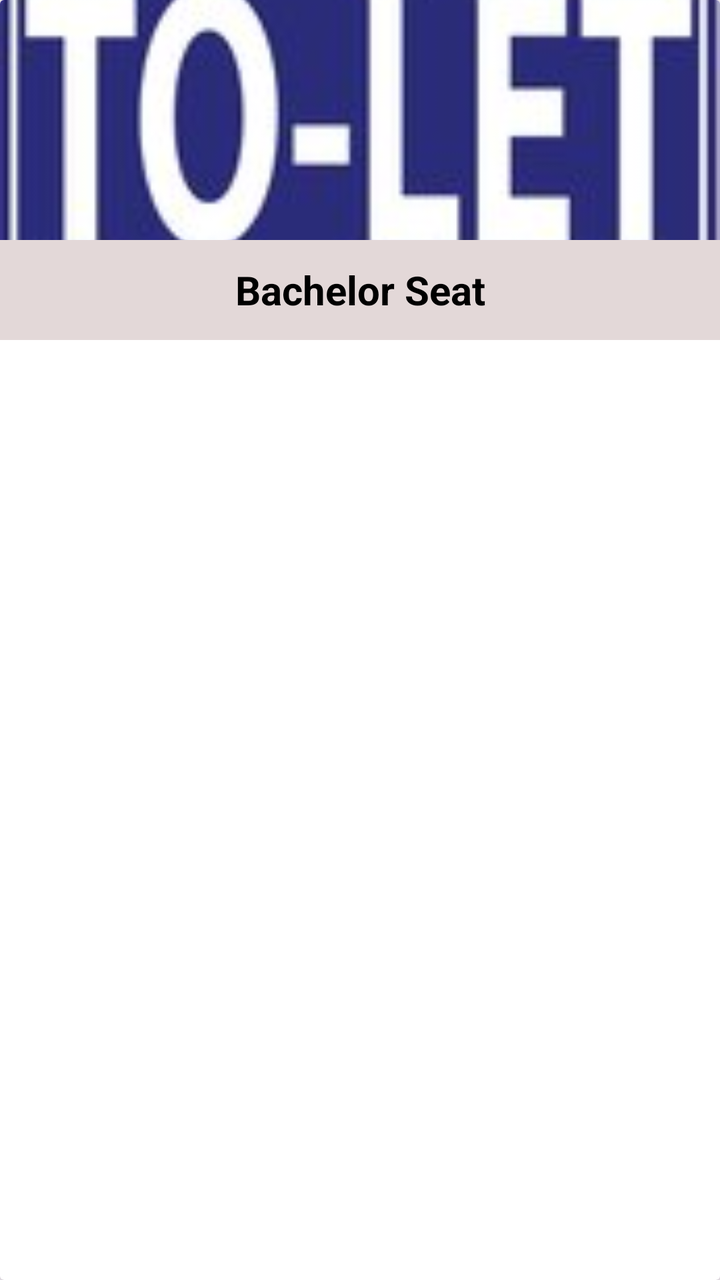
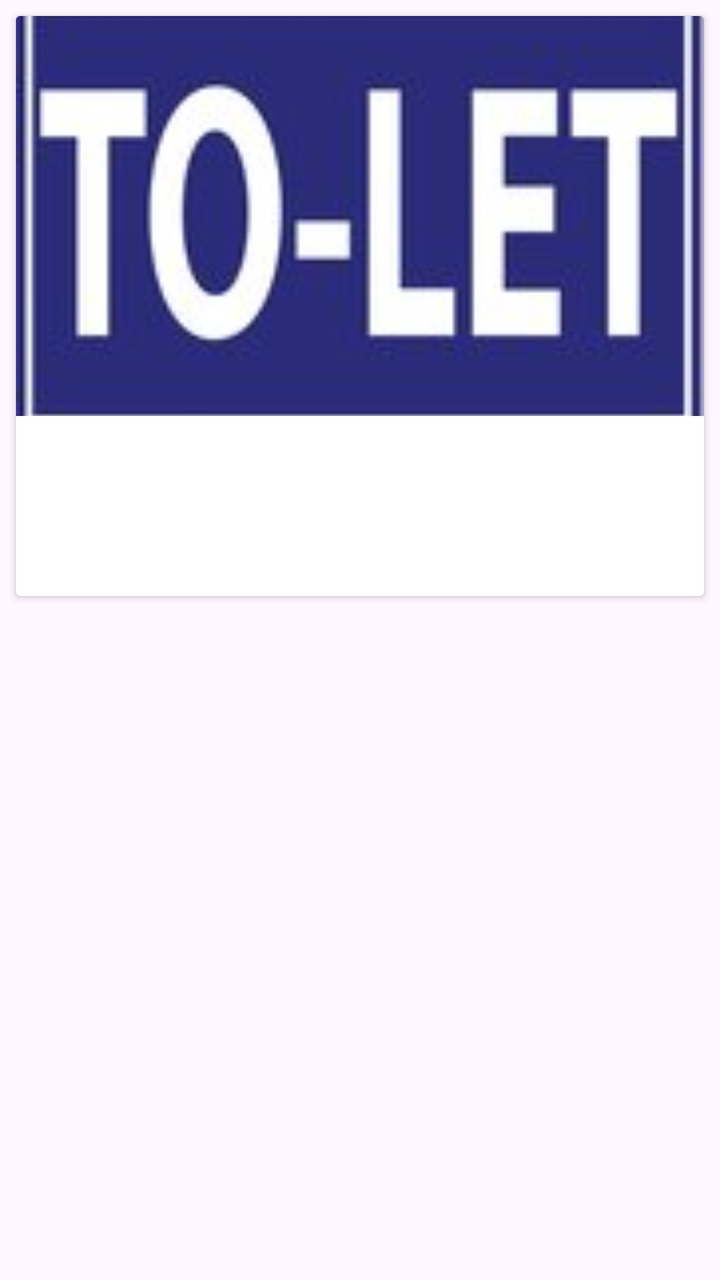

Two renders of the same Android screen: before a commit and after it. Below are the layout's source before the change and the commit's diff.
<!-- AndroidManifest.xml: application theme Theme.BasaKhuji -->
<!-- res/layout/property_list.xml -->
<LinearLayout xmlns:android="http://schemas.android.com/apk/res/android"
    android:orientation="vertical"
    android:layout_width="match_parent"
    android:layout_height="165dp"
    >

    <androidx.cardview.widget.CardView
        android:layout_width="match_parent"
        android:layout_height="match_parent" >

        <LinearLayout
            android:layout_width="match_parent"
            android:layout_height="match_parent"
            android:orientation="vertical">

            <ImageView
                android:id="@+id/imageView"
                android:layout_width="match_parent"
                android:layout_height="wrap_content"
                android:scaleType="centerCrop"
                android:src="@drawable/tolet"
                />

            <TextView
                android:id="@+id/textView"
                android:layout_width="match_parent"
                android:layout_height="50dp"
                android:gravity="center"
                android:text="Bachelor Seat"
                android:background="#E3D8D8"
                android:textColor="@color/black"
                android:textStyle="bold"
                android:textSize="20sp" />

        </LinearLayout>
    </androidx.cardview.widget.CardView>

</LinearLayout>
<!-- resources referenced by this layout -->
<resources>
  <color name="black">#FF000000</color>
  <!-- drawable tolet: jpg bitmap (drawable, 5209 bytes) -->
  <style name="Theme.BasaKhuji" parent="Base.Theme.BasaKhuji" />
  <style name="Base.Theme.BasaKhuji" parent="Theme.Material3.DayNight.NoActionBar">
          
          
      </style>
</resources>

<!-- the commit's change to res/layout/property_list.xml (unified diff, before → after) -->
@@ -1,36 +1,43 @@
 <LinearLayout xmlns:android="http://schemas.android.com/apk/res/android"
     android:orientation="vertical"
     android:layout_width="match_parent"
-    android:layout_height="165dp"
-    >
+    android:layout_height="wrap_content">
 
     <androidx.cardview.widget.CardView
         android:layout_width="match_parent"
-        android:layout_height="match_parent" >
+        android:layout_height="wrap_content"
+        android:layout_margin="8dp" >
 
         <LinearLayout
             android:layout_width="match_parent"
-            android:layout_height="match_parent"
+            android:layout_height="wrap_content"
             android:orientation="vertical">
 
             <ImageView
-                android:id="@+id/imageView"
+                android:id="@+id/propertyImageView"
                 android:layout_width="match_parent"
-                android:layout_height="wrap_content"
+                android:layout_height="200dp"
                 android:scaleType="centerCrop"
-                android:src="@drawable/tolet"
-                />
+                android:src="@drawable/tolet" />
 
             <TextView
-                android:id="@+id/textView"
+                android:id="@+id/categoryFlatTypeTextView"
                 android:layout_width="match_parent"
                 android:layout_height="50dp"
-                android:gravity="center"
-                android:text="Bachelor Seat"
-                android:background="#E3D8D8"
+                android:padding="8dp"
+                android:textSize="18sp"
                 android:textColor="@color/black"
-                android:textStyle="bold"
-                android:textSize="20sp" />
+                android:textStyle="bold" />
+
+            <TextView
+                android:id="@+id/locationTextView"
+                android:layout_width="match_parent"
+                android:layout_height="40dp"
+                android:paddingStart="8dp"
+                android:paddingEnd="8dp"
+                android:paddingBottom="8dp"
+                android:textSize="14sp"
+                android:textColor="@color/black" />
 
         </LinearLayout>
     </androidx.cardview.widget.CardView>
